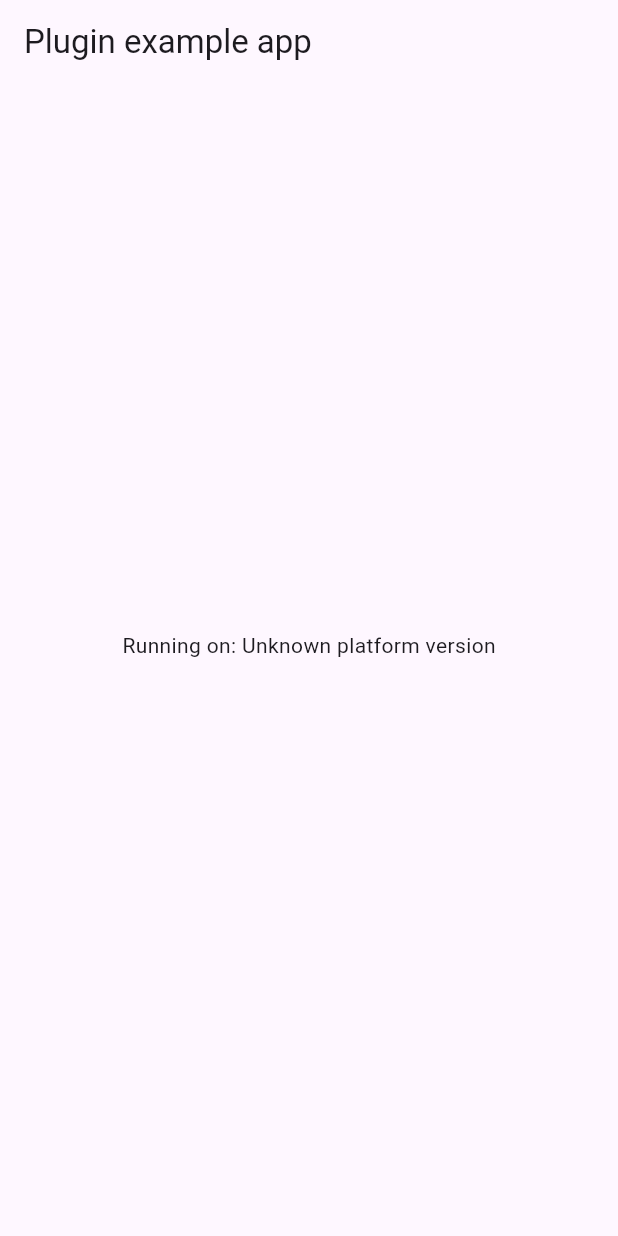
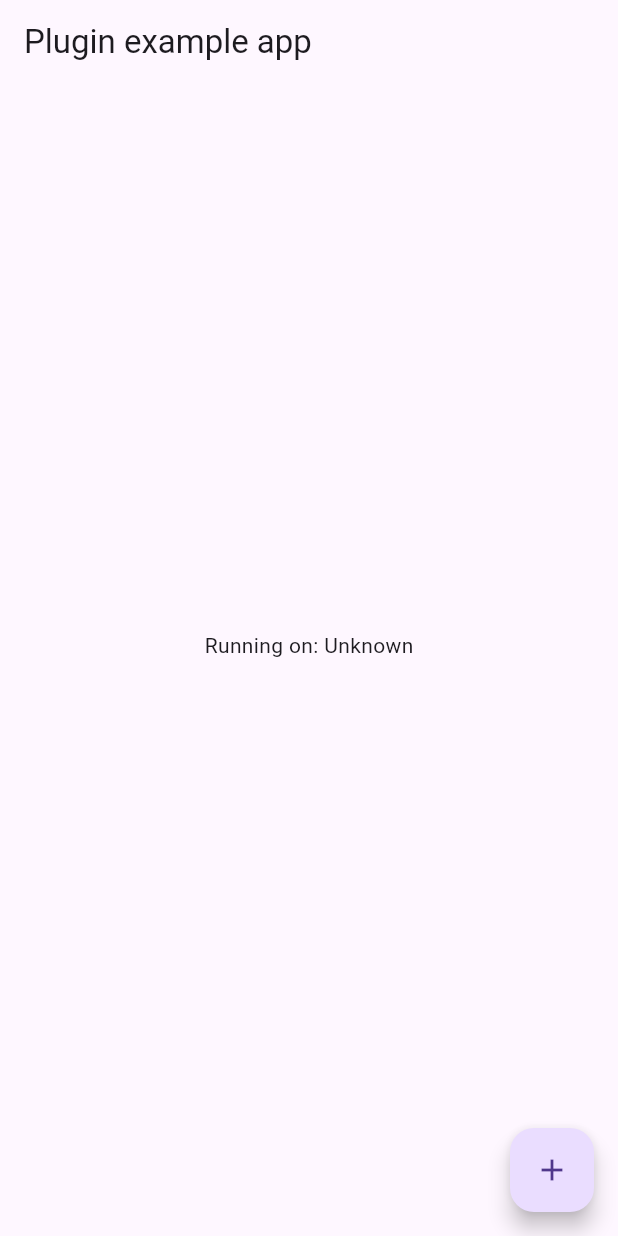
Before and after one commit to ThinkSys/mediapipe-flutter, a Flutter app: the screen it shows after launch, on a phone screen of 412 x 824 dp. Run offline on Flutter 3.47's test engine with Material 3 defaults, Android fonts, the phone set to English and light mode, and no system bars; our stand-ins replace plugin_platform_interface, web.

Commit message:
mediapipe pose detection plugin with example completed

```diff
--- a/example/lib/main.dart
+++ b/example/lib/main.dart
@@ -1,11 +1,24 @@
+import 'package:flutter/cupertino.dart';
 import 'package:flutter/material.dart';
 import 'dart:async';
 
 import 'package:flutter/services.dart';
 import 'package:thinksys_mediapipe_plugin/thinksys_mediapipe_plugin.dart';
+import 'package:thinksys_mediapipe_plugin_example/pose_detection_widget.dart';
 
 void main() {
-  runApp(const MyApp());
+  runApp(const MyHomePage());
+}
+
+class MyHomePage extends StatelessWidget {
+  const MyHomePage({super.key});
+
+  @override
+  Widget build(BuildContext context) {
+    return MaterialApp(
+      home: MyApp(),
+    );
+  }
 }
 
 class MyApp extends StatefulWidget {
@@ -22,41 +35,46 @@ class _MyAppState extends State<MyApp> {
   @override
   void initState() {
     super.initState();
-    initPlatformState();
+    // initPlatformState();
   }
 
-  // Platform messages are asynchronous, so we initialize in an async method.
-  Future<void> initPlatformState() async {
-    String platformVersion;
-    // Platform messages may fail, so we use a try/catch PlatformException.
-    // We also handle the message potentially returning null.
-    try {
-      platformVersion =
-          await _thinksysMediapipePlugin.getPlatformVersion() ?? 'Unknown platform version';
-    } on PlatformException {
-      platformVersion = 'Failed to get platform version.';
-    }
-
-    // If the widget was removed from the tree while the asynchronous platform
-    // message was in flight, we want to discard the reply rather than calling
-    // setState to update our non-existent appearance.
-    if (!mounted) return;
-
-    setState(() {
-      _platformVersion = platformVersion;
-    });
-  }
+  // // Platform messages are asynchronous, so we initialize in an async method.
+  // Future<void> initPlatformState() async {
+  //   String platformVersion;
+  //   // Platform messages may fail, so we use a try/catch PlatformException.
+  //   // We also handle the message potentially returning null.
+  //   try {
+  //     platformVersion =
+  //         await _thinksysMediapipePlugin.getPlatformVersion() ?? 'Unknown platform version';
+  //   } on PlatformException {
+  //     platformVersion = 'Failed to get platform version.';
+  //   }
+  //
+  //   // If the widget was removed from the tree while the asynchronous platform
+  //   // message was in flight, we want to discard the reply rather than calling
+  //   // setState to update our non-existent appearance.
+  //   if (!mounted) return;
+  //
+  //   setState(() {
+  //     _platformVersion = platformVersion;
+  //   });
+  // }
 
   @override
   Widget build(BuildContext context) {
-    return MaterialApp(
-      home: Scaffold(
-        appBar: AppBar(
-          title: const Text('Plugin example app'),
-        ),
-        body: Center(
-          child: Text('Running on: $_platformVersion\n'),
-        ),
+    return Scaffold(
+      appBar: AppBar(
+        title: const Text('Plugin example app'),
+      ),
+      floatingActionButton: FloatingActionButton(
+        onPressed: () {
+          Navigator.push(context, CupertinoPageRoute(builder: (_) => PoseDetectionWidget()));
+        },
+        tooltip: 'Increment',
+        child: const Icon(Icons.add),
+      ),
+      body: Center(
+        child: Text('Running on: $_platformVersion\n'),
       ),
     );
   }
```
Also changed, not shown: example/lib/pose_detection_widget.dart (added, +112 -0 lines), 16 other files.
